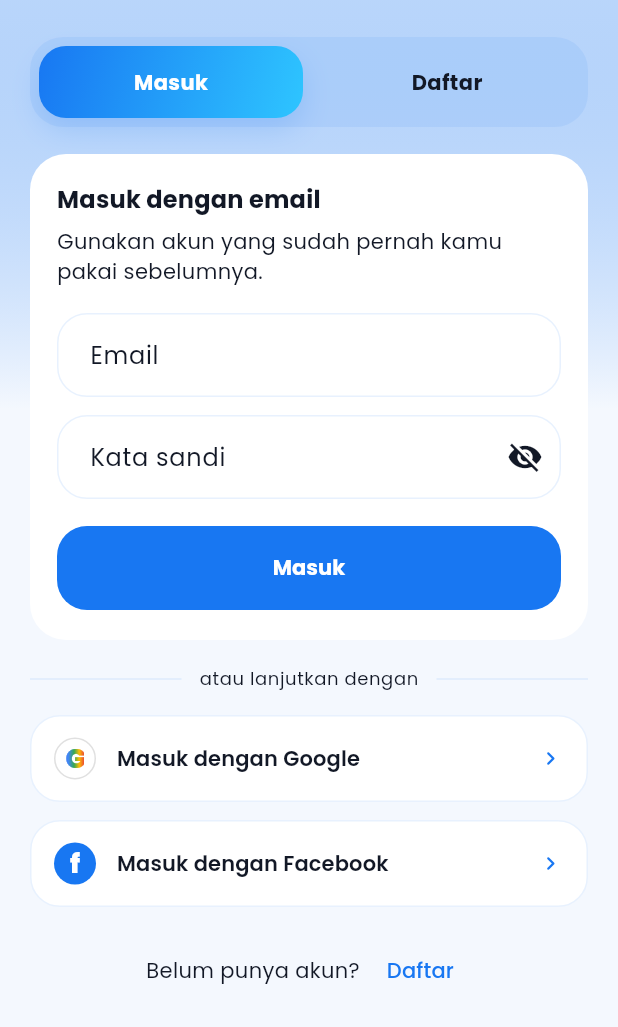
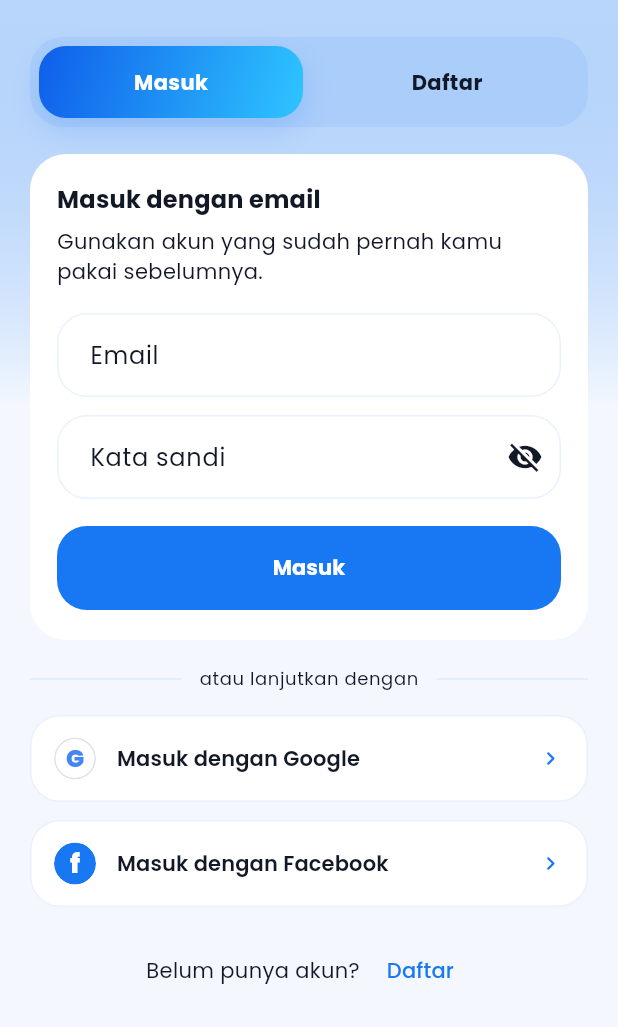
Before and after one commit to Arvanda-n/Zenith-Your-News, a Flutter app: the screen it shows after launch, after a tap on "Lewati", on a phone screen of 412 x 824 dp, the part 209-1236 px from its top. Run offline on Flutter 3.47's test engine with Material 3 defaults, Android fonts, the light colour scheme and no system bars; our stand-ins replace google_fonts, share_plus, shared_preferences; network calls fail.

Commit message:
Polish social auth icons and adaptive navigation layout

```diff
--- a/lib/screens/home_screen.dart
+++ b/lib/screens/home_screen.dart
@@ -301,7 +301,7 @@ class _TopHeroSection extends StatelessWidget {
         gradient: const LinearGradient(
           begin: Alignment.topLeft,
           end: Alignment.bottomRight,
-          colors: [Color(0xFF1D4ED8), Color(0xFF4F46E5), Color(0xFF7C3AED)],
+          colors: [Color(0xFF0E4FD6), Color(0xFF116FEF), Color(0xFF2EC5FF)],
         ),
         borderRadius: BorderRadius.circular(32),
       ),
--- a/lib/screens/login_screen.dart
+++ b/lib/screens/login_screen.dart
@@ -498,8 +498,17 @@ class _SocialAuthButton extends StatelessWidget {
 class _GoogleBadge extends StatelessWidget {
   const _GoogleBadge();
 
+  static const _faviconUrl = 'https://www.google.com/favicon.ico';
+
   @override
   Widget build(BuildContext context) {
+    return ClipOval(
+      child: Image.network(
+        _faviconUrl,
+        width: 28,
+        height: 28,
+        fit: BoxFit.cover,
+        errorBuilder: (context, error, stackTrace) {
           return Container(
             width: 28,
             height: 28,
@@ -509,28 +518,16 @@ class _GoogleBadge extends StatelessWidget {
               shape: BoxShape.circle,
               border: Border.all(color: Colors.black12),
             ),
-      child: ShaderMask(
-        shaderCallback: (bounds) {
-          return const LinearGradient(
-            colors: [
-              Color(0xFF4285F4),
-              Color(0xFF34A853),
-              Color(0xFFFBBC05),
-              Color(0xFFEA4335),
-            ],
-            stops: [0.15, 0.45, 0.72, 1],
-          ).createShader(bounds);
-        },
             child: const Text(
               'G',
-          textAlign: TextAlign.center,
               style: TextStyle(
-            color: Colors.white,
-            fontSize: 18,
+                color: Color(0xFF4285F4),
+                fontSize: 16,
                 fontWeight: FontWeight.w800,
-            letterSpacing: -1.0,
               ),
             ),
+          );
+        },
       ),
     );
   }
@@ -539,8 +536,17 @@ class _GoogleBadge extends StatelessWidget {
 class _FacebookBadge extends StatelessWidget {
   const _FacebookBadge();
 
+  static const _faviconUrl = 'https://www.facebook.com/favicon.ico';
+
   @override
   Widget build(BuildContext context) {
+    return ClipOval(
+      child: Image.network(
+        _faviconUrl,
+        width: 28,
+        height: 28,
+        fit: BoxFit.cover,
+        errorBuilder: (context, error, stackTrace) {
           return Container(
             width: 28,
             height: 28,
@@ -556,6 +562,9 @@ class _FacebookBadge extends StatelessWidget {
                 fontWeight: FontWeight.w800,
                 fontSize: 18,
               ),
+            ),
+          );
+        },
       ),
     );
   }
--- a/lib/screens/splash_screen.dart
+++ b/lib/screens/splash_screen.dart
@@ -14,7 +14,7 @@ class SplashScreen extends StatelessWidget {
           gradient: LinearGradient(
             begin: Alignment.topCenter,
             end: Alignment.bottomCenter,
-            colors: [Color(0xFF05112B), Color(0xFF0B1E49), Color(0xFF133B83)],
+            colors: [Color(0xFF05112B), Color(0xFF0B1E49), Color(0xFF0F5EEA)],
           ),
         ),
         child: Stack(
--- a/lib/theme/app_theme.dart
+++ b/lib/theme/app_theme.dart
@@ -16,7 +16,7 @@ class AppTheme {
   static const LinearGradient brandGradient = LinearGradient(
     begin: Alignment.topLeft,
     end: Alignment.bottomRight,
-    colors: [primary, secondary],
+    colors: [Color(0xFF0F5EEA), Color(0xFF2EC5FF)],
   );
 
   static ThemeData get lightTheme {
```
Also changed, not shown: lib/screens/profile_screen.dart (+5 -2 lines), lib/screens/root_shell.dart (+44 -33 lines). Lines whose indentation alone changed are shown as unchanged.
